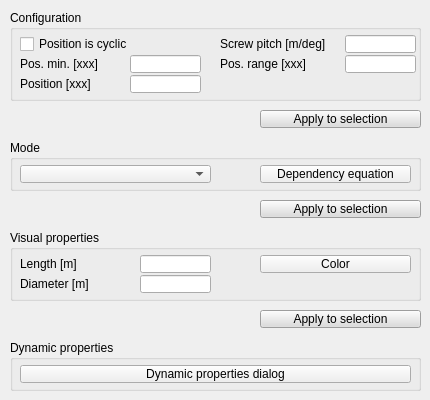
The window that ui/qdlgjoints.ui (CoppeliaRobotics/coppeliaSimLib) describes before a commit, drawn with Qt 5.
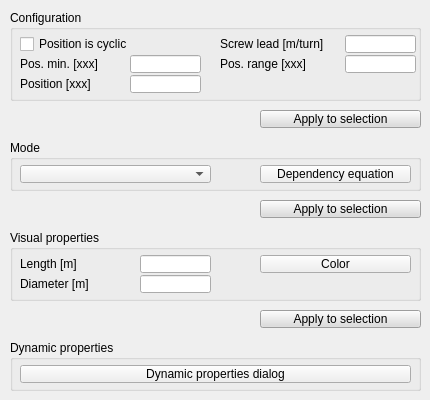
The same window after the commit.

Commit message: switched to screw lead, for clarity + start of better display of numbers

Patch:
```diff
--- a/ui/qdlgjoints.ui
+++ b/ui/qdlgjoints.ui
@@ -57,7 +57,7 @@
      </rect>
     </property>
     <property name="text">
-     <string>Screw pitch [m/deg]</string>
+     <string>Screw lead [m/turn]</string>
     </property>
    </widget>
    <widget class="QLineEdit" name="qqPitch">
```
Left out of the diff: 6 changed lines with no effect on the pictures. The commit also changes 53 other files.
